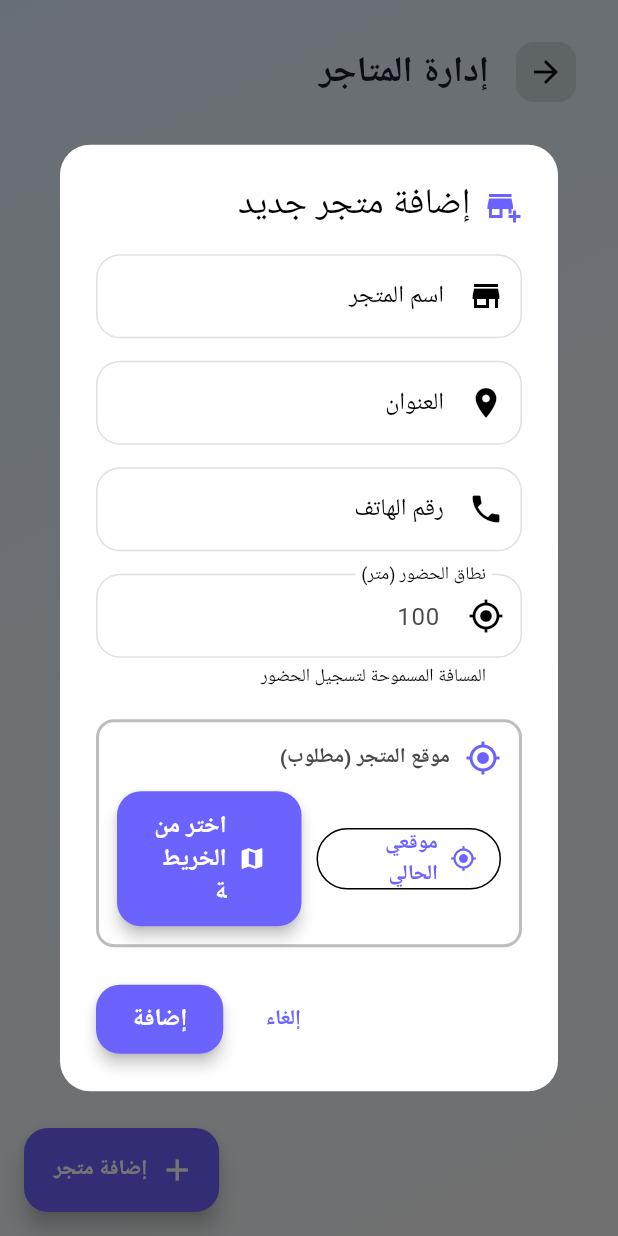
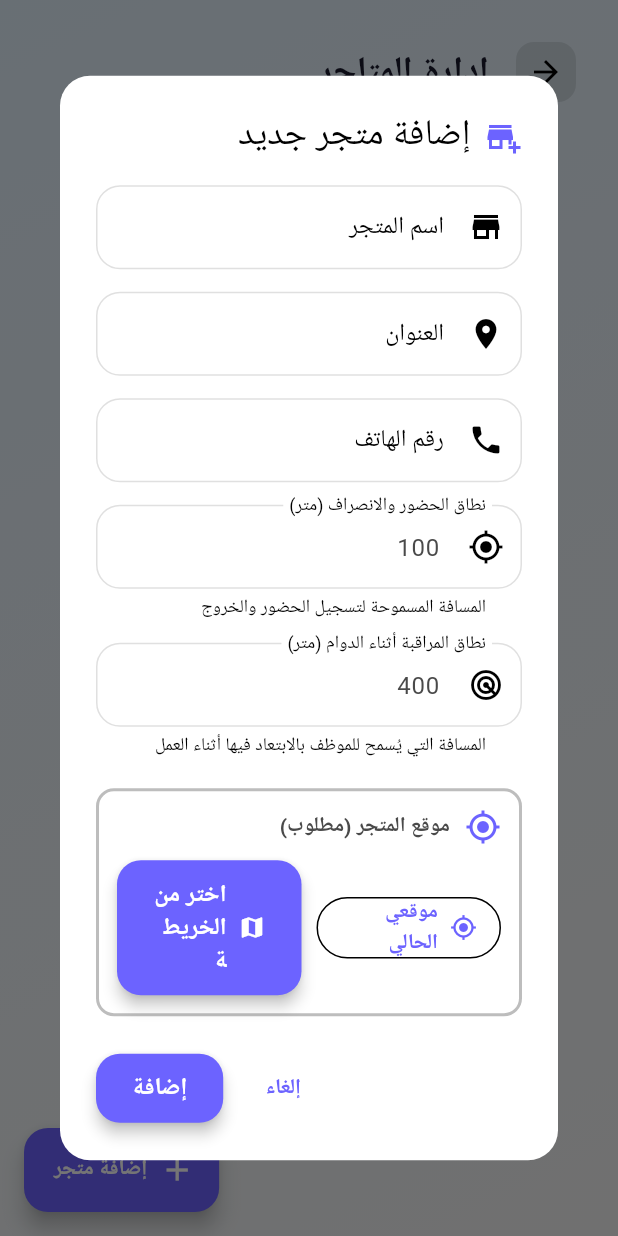
Before and after one commit to mohammedaljibory/storemanagment, a Flutter app: the StoreManagementScreen screen opened by its route, after a tap on "إضافة متجر", on a phone screen of 412 x 824 dp. Run offline on Flutter 3.47's test engine with Material 3 defaults, Android fonts, the phone set to English and light mode, and no system bars; drawn by our look-alikes of flutter_animate; our stand-ins replace cached_network_image, cloud_firestore, connectivity_plus, firebase_auth, firebase_core, firebase_messaging and 10 more; accounts and stored records are empty; Roboto replaces fonts that are missing (Tajawal); project files that could hold a hidden picture were left out.

Commit message:
feat: Add separate configurable radii for attendance and monitoring
StoreModel:
- allowedRadius: Distance for check-in/check-out (default 100m)
- monitoringRadius: Distance for during-shift alerts (default 400m)

LocationMonitorService:
- Now uses store.monitoringRadius instead of hardcoded 400m
- Each store can have different monitoring distance

Store Management UI:
- Admin can set both radii when creating/editing store
- Store card shows both: "حضور: 100م" and "مراقبة: 400م"

```diff
--- a/lib/core/models/store_model.dart
+++ b/lib/core/models/store_model.dart
@@ -6,7 +6,8 @@ class StoreModel {
   final String? phone;
   final double latitude; // Required - GPS coordinates
   final double longitude; // Required - GPS coordinates
-  final double allowedRadius; // meters for attendance check
+  final double allowedRadius; // meters for check-in/check-out
+  final double monitoringRadius; // meters for during-shift monitoring alerts
   final DateTime createdAt;
   final bool isActive;
 
@@ -18,7 +19,8 @@ class StoreModel {
     this.phone,
     required this.latitude,
     required this.longitude,
-    this.allowedRadius = 100,
+    this.allowedRadius = 100, // Default: 100m for check-in/out
+    this.monitoringRadius = 400, // Default: 400m for during-shift
     required this.createdAt,
     this.isActive = true,
   });
@@ -33,6 +35,7 @@ class StoreModel {
       latitude: (json['latitude'] as num).toDouble(),
       longitude: (json['longitude'] as num).toDouble(),
       allowedRadius: (json['allowedRadius'] as num?)?.toDouble() ?? 100,
+      monitoringRadius: (json['monitoringRadius'] as num?)?.toDouble() ?? 400,
       createdAt: DateTime.parse(json['createdAt'] as String),
       isActive: json['isActive'] as bool? ?? true,
     );
@@ -48,6 +51,7 @@ class StoreModel {
       'latitude': latitude,
       'longitude': longitude,
       'allowedRadius': allowedRadius,
+      'monitoringRadius': monitoringRadius,
       'createdAt': createdAt.toIso8601String(),
       'isActive': isActive,
     };
@@ -62,6 +66,7 @@ class StoreModel {
     double? latitude,
     double? longitude,
     double? allowedRadius,
+    double? monitoringRadius,
     DateTime? createdAt,
     bool? isActive,
   }) {
@@ -74,15 +79,22 @@ class StoreModel {
       latitude: latitude ?? this.latitude,
       longitude: longitude ?? this.longitude,
       allowedRadius: allowedRadius ?? this.allowedRadius,
+      monitoringRadius: monitoringRadius ?? this.monitoringRadius,
       createdAt: createdAt ?? this.createdAt,
       isActive: isActive ?? this.isActive,
     );
   }
 
-  /// Check if a position is within allowed radius
+  /// Check if a position is within allowed radius (for check-in/out)
   bool isWithinRadius(double lat, double lng) {
     final distance = _calculateDistance(latitude, longitude, lat, lng);
     return distance <= allowedRadius;
+  }
+
+  /// Check if a position is within monitoring radius (for during-shift alerts)
+  bool isWithinMonitoringRadius(double lat, double lng) {
+    final distance = _calculateDistance(latitude, longitude, lat, lng);
+    return distance <= monitoringRadius;
   }
 
   /// Get distance from store in meters
--- a/lib/core/services/location_monitor_service.dart
+++ b/lib/core/services/location_monitor_service.dart
@@ -7,7 +7,7 @@ import '../models/attendance_model.dart';
 import 'notification_service.dart';
 
 /// Service to monitor employee location while checked in
-/// Alerts if employee moves too far from store (400+ meters)
+/// Alerts if employee moves outside the store's monitoring radius
 class LocationMonitorService {
   static final FirebaseFirestore _firestore = FirebaseFirestore.instance;
   static final FlutterLocalNotificationsPlugin _notifications =
@@ -20,9 +20,6 @@ class LocationMonitorService {
   static StoreModel? _currentStore;
   static AttendanceModel? _currentAttendance;
 
-  // Distance threshold in meters
-  static const double _alertDistanceMeters = 400.0;
-
   // Track if we already sent an alert (to avoid spam)
   static bool _alertSent = false;
   static DateTime? _lastAlertTime;
@@ -32,6 +29,9 @@ class LocationMonitorService {
 
   // Break pause state
   static bool _isPausedForBreak = false;
+
+  /// Get the monitoring radius from current store (or default 400m)
+  static double get _alertDistanceMeters => _currentStore?.monitoringRadius ?? 400.0;
 
   /// Start monitoring employee location using position stream
   static Future<void> startMonitoring({
--- a/lib/features/admin/screens/store_management_screen.dart
+++ b/lib/features/admin/screens/store_management_screen.dart
@@ -247,8 +247,13 @@ class _StoreManagementScreenState extends State<StoreManagementScreen> {
                 _buildInfoChip(Icons.phone, store.phone!, AppTheme.secondaryColor),
               _buildInfoChip(
                 Icons.my_location,
-                'نطاق ${store.allowedRadius.toInt()} متر',
+                'حضور: ${store.allowedRadius.toInt()}م',
                 AppTheme.successColor,
+              ),
+              _buildInfoChip(
+                Icons.radar,
+                'مراقبة: ${store.monitoringRadius.toInt()}م',
+                Colors.orange,
               ),
               _buildInfoChip(
                 Icons.gps_fixed,
@@ -296,6 +301,9 @@ class _StoreManagementScreenState extends State<StoreManagementScreen> {
     final phoneController = TextEditingController(text: store?.phone);
     final radiusController = TextEditingController(
       text: store?.allowedRadius.toString() ?? '100',
+    );
+    final monitoringRadiusController = TextEditingController(
+      text: store?.monitoringRadius.toString() ?? '400',
     );
 
     double? selectedLat = store?.latitude;
@@ -350,9 +358,19 @@ class _StoreManagementScreenState extends State<StoreManagementScreen> {
                     controller: radiusController,
                     keyboardType: TextInputType.number,
                     decoration: const InputDecoration(
-                      labelText: 'نطاق الحضور (متر)',
+                      labelText: 'نطاق الحضور والانصراف (متر)',
                       prefixIcon: Icon(Icons.my_location),
-                      helperText: 'المسافة المسموحة لتسجيل الحضور',
+                      helperText: 'المسافة المسموحة لتسجيل الحضور والخروج',
+                    ),
+                  ),
+                  const SizedBox(height: 15),
+                  TextField(
+                    controller: monitoringRadiusController,
+                    keyboardType: TextInputType.number,
+                    decoration: const InputDecoration(
+                      labelText: 'نطاق المراقبة أثناء الدوام (متر)',
+                      prefixIcon: Icon(Icons.radar),
+                      helperText: 'المسافة التي يُسمح للموظف بالابتعاد فيها أثناء العمل',
                     ),
                   ),
                   const SizedBox(height: 20),
@@ -492,6 +510,7 @@ class _StoreManagementScreenState extends State<StoreManagementScreen> {
                     latitude: selectedLat!,
                     longitude: selectedLng!,
                     allowedRadius: double.tryParse(radiusController.text) ?? 100,
+                    monitoringRadius: double.tryParse(monitoringRadiusController.text) ?? 400,
                     createdAt: store?.createdAt ?? DateTime.now(),
                   );
 
```
